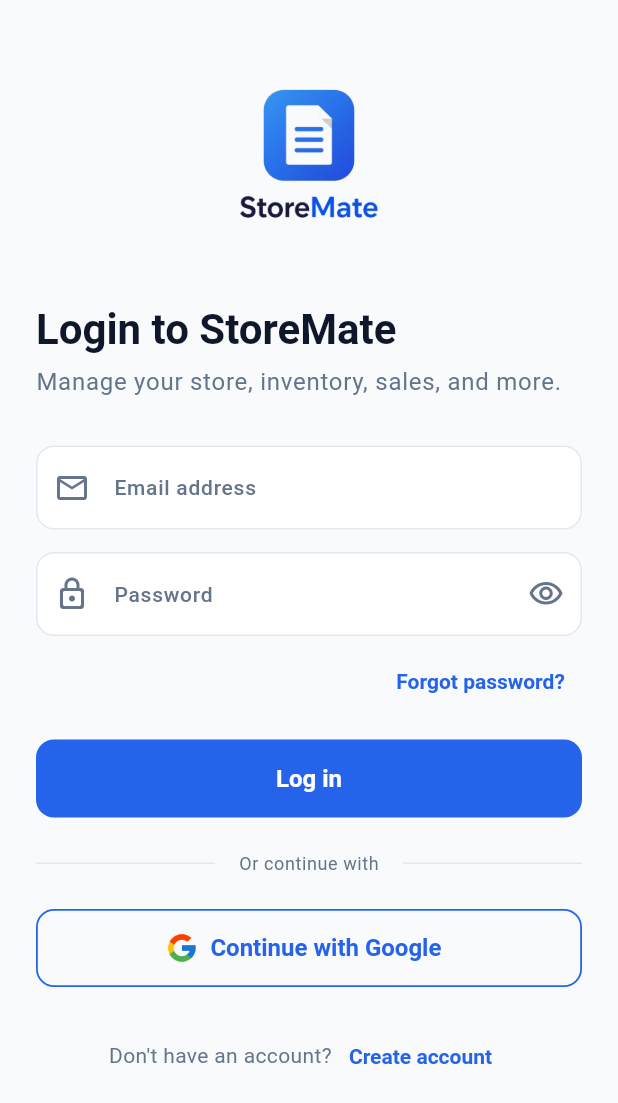
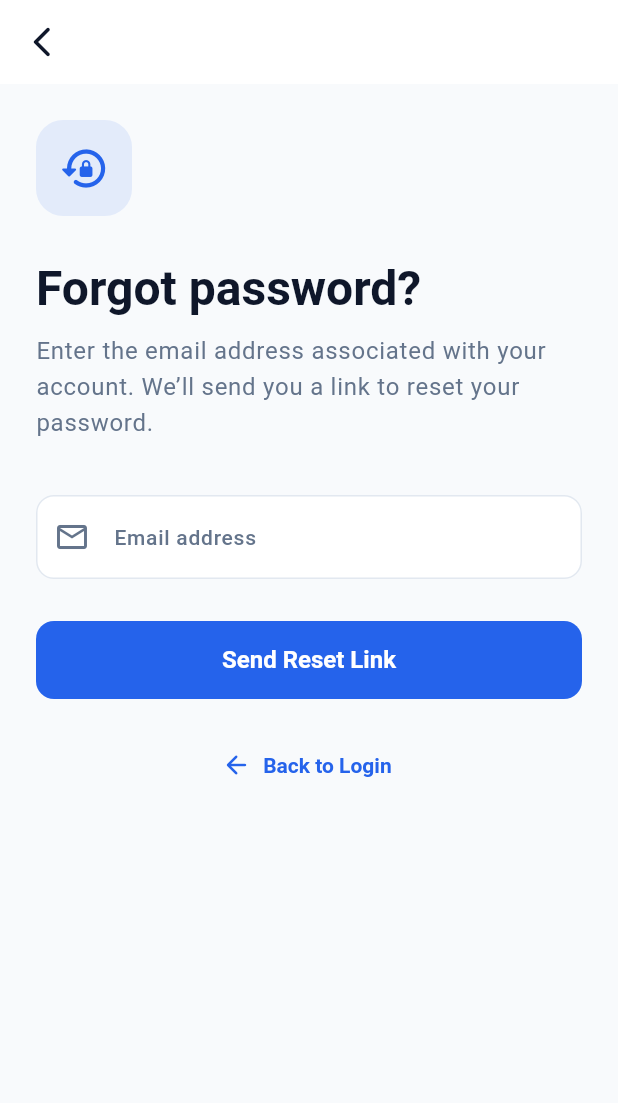
Before and after one commit to Rajeshwer-Sahani/storemate, a Flutter app: the screen it shows after launch, after a tap on "Forgot password?", on a phone screen of 412 x 824 dp. Shown: the top 1103 px of the screen. Run offline on Flutter 3.47's test engine with Material 3 defaults, Android fonts, the phone set to English and light mode, and no system bars.

Commit message:
create responsive forgot password screen UI

```diff
--- a/lib/features/auth/presentation/screens/forgot_password_screen.dart
+++ b/lib/features/auth/presentation/screens/forgot_password_screen.dart
@@ -0,0 +1,130 @@
+import 'package:flutter/material.dart';
+
+class ForgotPasswordScreen extends StatelessWidget {
+  const ForgotPasswordScreen({super.key});
+
+  @override
+  Widget build(BuildContext context) {
+    final theme = Theme.of(context);
+    final colorScheme = theme.colorScheme;
+    final textTheme = theme.textTheme;
+
+    return Scaffold(
+      appBar: AppBar(
+        leading: IconButton(
+          onPressed: () {
+            Navigator.of(context).pop();
+          },
+          icon: const Icon(
+            Icons.arrow_back_ios_new_rounded,
+          ),
+        ),
+      ),
+      body: SafeArea(
+        child: GestureDetector(
+          onTap: () {
+            FocusManager.instance.primaryFocus?.unfocus();
+          },
+          child: SingleChildScrollView(
+            keyboardDismissBehavior:
+                ScrollViewKeyboardDismissBehavior.onDrag,
+            padding: const EdgeInsets.symmetric(
+              horizontal: 24,
+              vertical: 24,
+            ),
+            child: Column(
+              crossAxisAlignment: CrossAxisAlignment.start,
+              children: [
+                // Reset-password icon
+                Container(
+                  width: 64,
+                  height: 64,
+                  alignment: Alignment.center,
+                  decoration: BoxDecoration(
+                    color: colorScheme.primary.withValues(
+                      alpha: 0.10,
+                    ),
+                    borderRadius: BorderRadius.circular(18),
+                  ),
+                  child: Icon(
+                    Icons.lock_reset_rounded,
+                    size: 34,
+                    color: colorScheme.primary,
+                  ),
+                ),
+
+                const SizedBox(height: 28),
+
+                // Screen heading
+                Text(
+                  'Forgot password?',
+                  style: textTheme.headlineLarge,
+                ),
+
+                const SizedBox(height: 10),
+
+                // Description
+                Text(
+                  'Enter the email address associated with your account. '
+                  'We’ll send you a link to reset your password.',
+                  style: textTheme.bodyLarge?.copyWith(
+                    color: colorScheme.onSurfaceVariant,
+                  ),
+                ),
+
+                const SizedBox(height: 36),
+
+                // Email field
+                TextFormField(
+                  keyboardType: TextInputType.emailAddress,
+                  textInputAction: TextInputAction.done,
+                  autofillHints: const [
+                    AutofillHints.email,
+                  ],
+                  decoration: const InputDecoration(
+                    labelText: 'Email address',
+                    hintText: 'Enter your email address',
+                    prefixIcon: Icon(
+                      Icons.email_outlined,
+                    ),
+                  ),
+                ),
+
+                const SizedBox(height: 28),
+
+                // Send-reset-link button
+                ElevatedButton(
+                  onPressed: () {
+                    // Firebase password-reset functionality
+                    // will be added later.
+                  },
+                  child: const Text(
+                    'Send Reset Link',
+                  ),
+                ),
+
+                const SizedBox(height: 20),
+
+                // Return-to-login button
+                Center(
+                  child: TextButton.icon(
+                    onPressed: () {
+                      Navigator.of(context).pop();
+                    },
+                    icon: const Icon(
+                      Icons.arrow_back_rounded,
+                      size: 20,
+                    ),
+                    label: const Text(
+                      'Back to Login',
+                    ),
+                  ),
+                ),
+              ],
+            ),
+          ),
+        ),
+      ),
+    );
+  }
+}
--- a/lib/features/auth/presentation/screens/login_screen.dart
+++ b/lib/features/auth/presentation/screens/login_screen.dart
@@ -1,4 +1,5 @@
 import 'package:flutter/material.dart';
+import 'package:storemate/features/auth/presentation/screens/forgot_password_screen.dart';
 import 'package:storemate/features/auth/presentation/screens/register_screen.dart';
 
 class LoginScreen extends StatefulWidget {
@@ -118,7 +119,12 @@
                       alignment: Alignment.centerRight,
                       child: TextButton(
                         onPressed: () {
-                          // Navigation will be added later.
+                          Navigator.of(context).push(
+                            MaterialPageRoute(
+                              builder: (context) =>
+                                  const ForgotPasswordScreen(),
+                            ),
+                          );
                         },
                         child: const Text('Forgot password?'),
                       ),
@@ -182,9 +188,12 @@
                         ),
                         TextButton(
                           onPressed: () {
-                            Navigator.pushReplacement(context, MaterialPageRoute(
-                              builder: (context) => const RegisterScreen(),
-                            ));
+                            Navigator.pushReplacement(
+                              context,
+                              MaterialPageRoute(
+                                builder: (context) => const RegisterScreen(),
+                              ),
+                            );
                           },
                           child: const Text('Create account'),
                         ),
```
